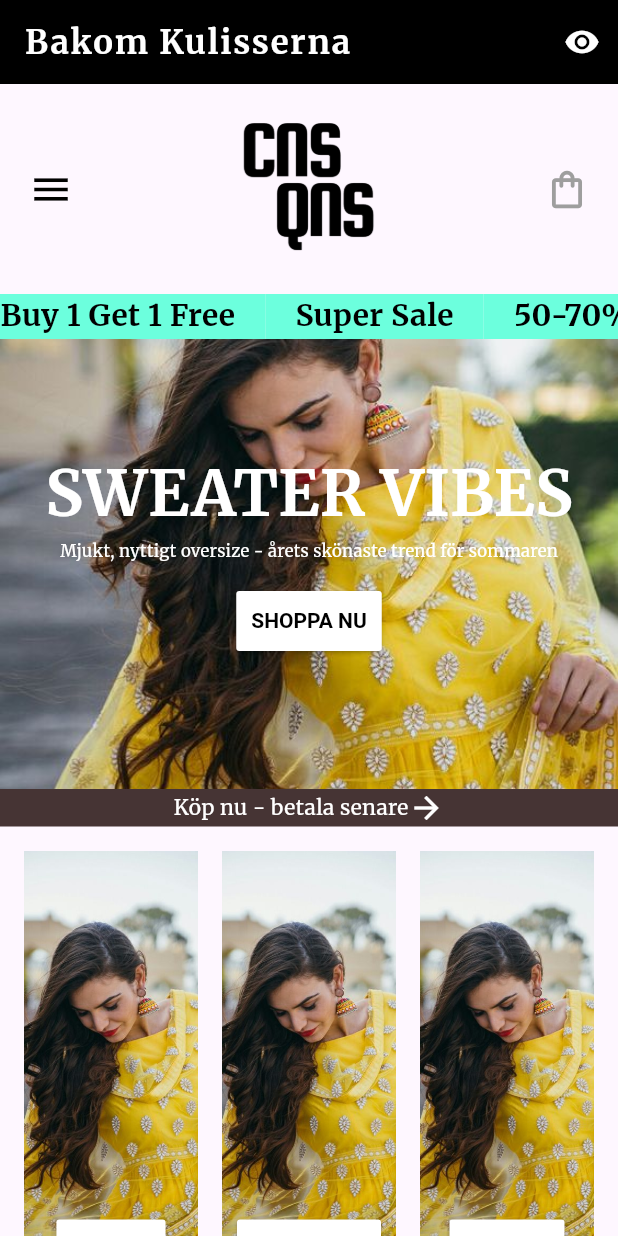
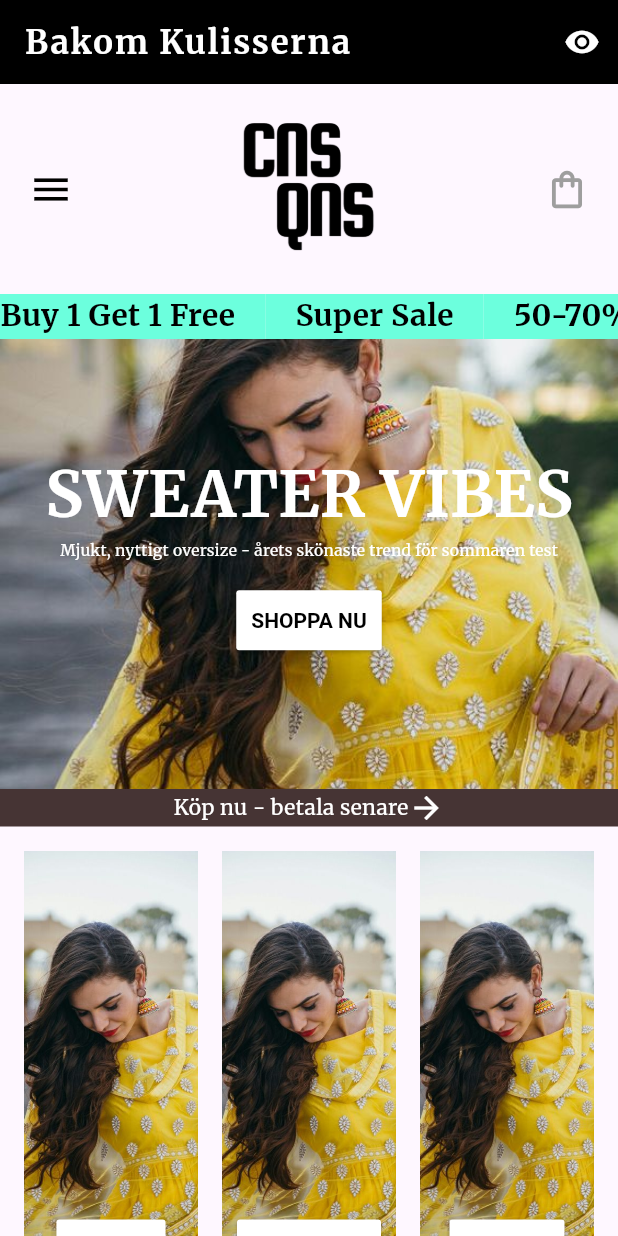
Before and after one commit to Jimleskog/bakom_kulisserna, a Flutter app: the screen it shows after launch, on a phone screen of 412 x 824 dp. Run offline on Flutter 3.47's test engine with Material 3 defaults, Android fonts, the phone set to English and light mode, and no system bars; our stand-ins replace google_fonts.

Commit message:
Refactor fashionWidgets.dart to update the text for the "SWEATER VIBES" widget

```diff
--- a/lib/jane/fashionwidgets.dart
+++ b/lib/jane/fashionwidgets.dart
@@ -15,7 +15,7 @@ List<Widget> fashionWidgets(ScrollController controller) {
     buildPictureWholeScreeenWidget(
         buildAssetString('pic.jpg'),
         'SWEATER VIBES',
-        'Mjukt, nyttigt oversize - årets skönaste trend för sommaren',
+        'Mjukt, nyttigt oversize - årets skönaste trend för sommaren test',
         'SHOPPA NU'),
     buildsmallContainerBanner('Köp nu - betala senare'),
     Padding(
```
